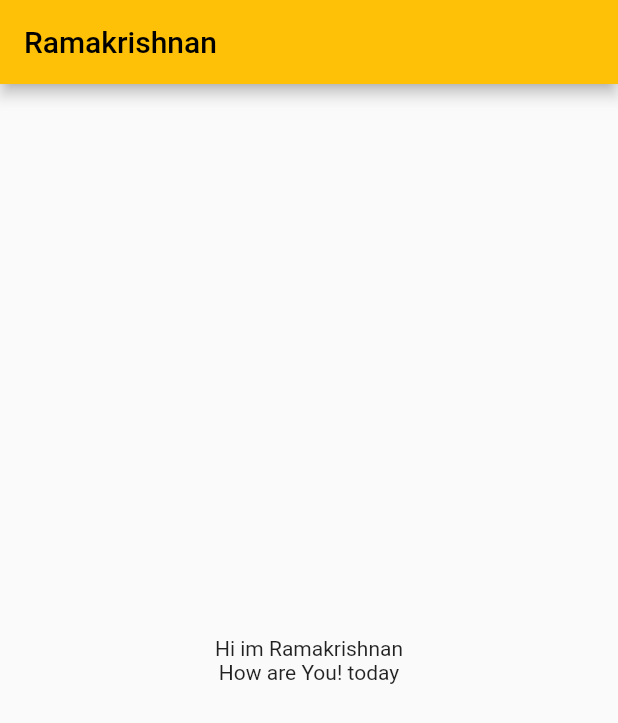
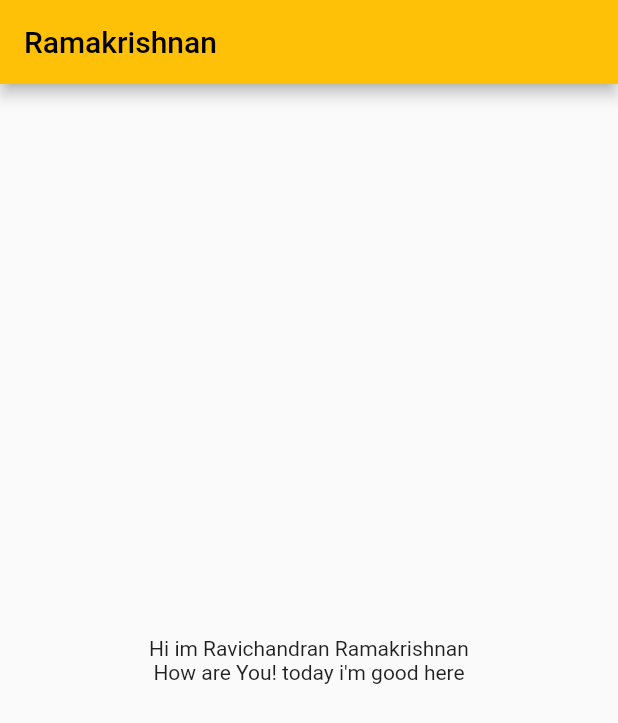
Before and after one commit to Ramakrishnan0216/personal_portfolio, a Flutter app: the screen it shows after launch, on a phone screen of 412 x 824 dp. Shown: the top 723 px of the screen. Run offline on Flutter 3.47's test engine with Material 2 defaults, Android fonts, the phone set to English and light mode, and no system bars.

Commit message:
Update main.dart

```diff
--- a/lib/main.dart
+++ b/lib/main.dart
@@ -40,8 +40,8 @@ class _MyHomePageState extends State<MyHomePage> {
         child: Column(
           mainAxisSize: MainAxisSize.min,
           children: [
-            Text("Hi im Ramakrishnan"),
-            Text("How are You! today"),
+            Text("Hi im Ravichandran Ramakrishnan"),
+            Text("How are You! today i'm good here"),
           ],
         ),
       ),
```
